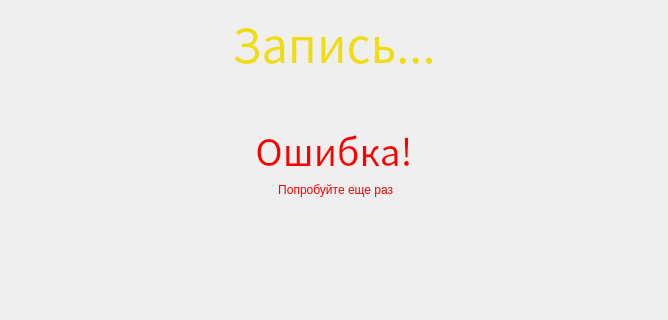
First picture: the form in UIForms/WriteBrelok.ui, repository FelixMailwriter/VM, before the edit; both pictures show x 178 to 846 and y 314 to 634 of the 1024 by 768 pixel window.
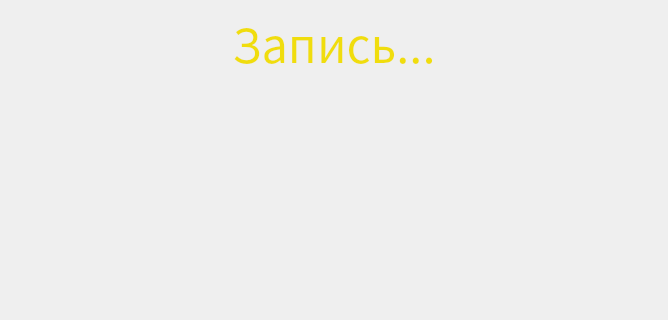
Second picture: the form after the edit. Icons and pictures are not drawn.

Patch:
```diff
--- a/UIForms/WriteBrelok.ui
+++ b/UIForms/WriteBrelok.ui
@@ -598,223 +598,6 @@
            </property>
           </spacer>
          </item>
-         <item>
-          <widget class="QLabel" name="lbl_fail">
-           <property name="sizePolicy">
-            <sizepolicy hsizetype="Preferred" vsizetype="Fixed">
-             <horstretch>0</horstretch>
-             <verstretch>0</verstretch>
-            </sizepolicy>
-           </property>
-           <property name="palette">
-            <palette>
-             <active>
-              <colorrole role="WindowText">
-               <brush brushstyle="SolidPattern">
-                <color alpha="255">
-                 <red>250</red>
-                 <green>0</green>
-                 <blue>0</blue>
-                </color>
-               </brush>
-              </colorrole>
-              <colorrole role="Button">
-               <brush brushstyle="SolidPattern">
-                <color alpha="0">
-                 <red>0</red>
-                 <green>0</green>
-                 <blue>0</blue>
-                </color>
-               </brush>
-              </colorrole>
-              <colorrole role="Text">
-               <brush brushstyle="SolidPattern">
-                <color alpha="255">
-                 <red>250</red>
-                 <green>0</green>
-                 <blue>0</blue>
-                </color>
-               </brush>
-              </colorrole>
-              <colorrole role="ButtonText">
-               <brush brushstyle="SolidPattern">
-                <color alpha="255">
-                 <red>250</red>
-                 <green>0</green>
-                 <blue>0</blue>
-                </color>
-               </brush>
-              </colorrole>
-              <colorrole role="Base">
-               <brush brushstyle="SolidPattern">
-                <color alpha="0">
-                 <red>0</red>
-                 <green>0</green>
-                 <blue>0</blue>
-                </color>
-               </brush>
-              </colorrole>
-              <colorrole role="Window">
-               <brush brushstyle="SolidPattern">
-                <color alpha="0">
-                 <red>0</red>
-                 <green>0</green>
-                 <blue>0</blue>
-                </color>
-               </brush>
-              </colorrole>
-             </active>
-             <inactive>
-              <colorrole role="WindowText">
-               <brush brushstyle="SolidPattern">
-                <color alpha="255">
-                 <red>250</red>
-                 <green>0</green>
-                 <blue>0</blue>
-                </color>
-               </brush>
-              </colorrole>
-              <colorrole role="Button">
-               <brush brushstyle="SolidPattern">
-                <color alpha="0">
-                 <red>0</red>
-                 <green>0</green>
-                 <blue>0</blue>
-                </color>
-               </brush>
-              </colorrole>
-              <colorrole role="Text">
-               <brush brushstyle="SolidPattern">
-                <color alpha="255">
-                 <red>250</red>
-                 <green>0</green>
-                 <blue>0</blue>
-                </color>
-               </brush>
-              </colorrole>
-              <colorrole role="ButtonText">
-               <brush brushstyle="SolidPattern">
-                <color alpha="255">
-                 <red>250</red>
-                 <green>0</green>
-                 <blue>0</blue>
-                </color>
-               </brush>
-              </colorrole>
-              <colorrole role="Base">
-               <brush brushstyle="SolidPattern">
-                <color alpha="0">
-                 <red>0</red>
-                 <green>0</green>
-                 <blue>0</blue>
-                </color>
-               </brush>
-              </colorrole>
-              <colorrole role="Window">
-               <brush brushstyle="SolidPattern">
-                <color alpha="0">
-                 <red>0</red>
-                 <green>0</green>
-                 <blue>0</blue>
-                </color>
-               </brush>
-              </colorrole>
-             </inactive>
-             <disabled>
-              <colorrole role="WindowText">
-               <brush brushstyle="SolidPattern">
-                <color alpha="255">
-                 <red>250</red>
-                 <green>0</green>
-                 <blue>0</blue>
-                </color>
-               </brush>
-              </colorrole>
-              <colorrole role="Button">
-               <brush brushstyle="SolidPattern">
-                <color alpha="0">
-                 <red>0</red>
-                 <green>0</green>
-                 <blue>0</blue>
-                </color>
-               </brush>
-              </colorrole>
-              <colorrole role="Text">
-               <brush brushstyle="SolidPattern">
-                <color alpha="255">
-                 <red>250</red>
-                 <green>0</green>
-                 <blue>0</blue>
-                </color>
-               </brush>
-              </colorrole>
-              <colorrole role="ButtonText">
-               <brush brushstyle="SolidPattern">
-                <color alpha="255">
-                 <red>250</red>
-                 <green>0</green>
-                 <blue>0</blue>
-                </color>
-               </brush>
-              </colorrole>
-              <colorrole role="Base">
-               <brush brushstyle="SolidPattern">
-                <color alpha="0">
-                 <red>0</red>
-                 <green>0</green>
-                 <blue>0</blue>
-                </color>
-               </brush>
-              </colorrole>
-              <colorrole role="Window">
-               <brush brushstyle="SolidPattern">
-                <color alpha="0">
-                 <red>0</red>
-                 <green>0</green>
-                 <blue>0</blue>
-                </color>
-               </brush>
-              </colorrole>
-             </disabled>
-            </palette>
-           </property>
-           <property name="font">
-            <font>
-             <family>Noto Sans CJK KR</family>
-             <pointsize>28</pointsize>
-             <weight>50</weight>
-             <italic>false</italic>
-             <bold>false</bold>
-            </font>
-           </property>
-           <property name="styleSheet">
-            <string notr="true">background: transparent;
-color: rgb(250, 0, 0);
-font: 28pt &quot;Noto Sans CJK KR&quot;;</string>
-           </property>
-           <property name="text">
-            <string>Ошибка!</string>
-           </property>
-           <property name="alignment">
-            <set>Qt::AlignCenter</set>
-           </property>
-          </widget>
-         </item>
-         <item>
-          <widget class="QLabel" name="lbl_fail2">
-           <property name="styleSheet">
-            <string notr="true">background: transparent;
-color: rgb(250, 0, 0);
-font: 28pt &quot;Noto Sans CJK KR&quot;;</string>
-           </property>
-           <property name="text">
-            <string> Попробуйте еще раз</string>
-           </property>
-           <property name="alignment">
-            <set>Qt::AlignCenter</set>
-           </property>
-          </widget>
-         </item>
         </layout>
        </item>
        <item>
```
